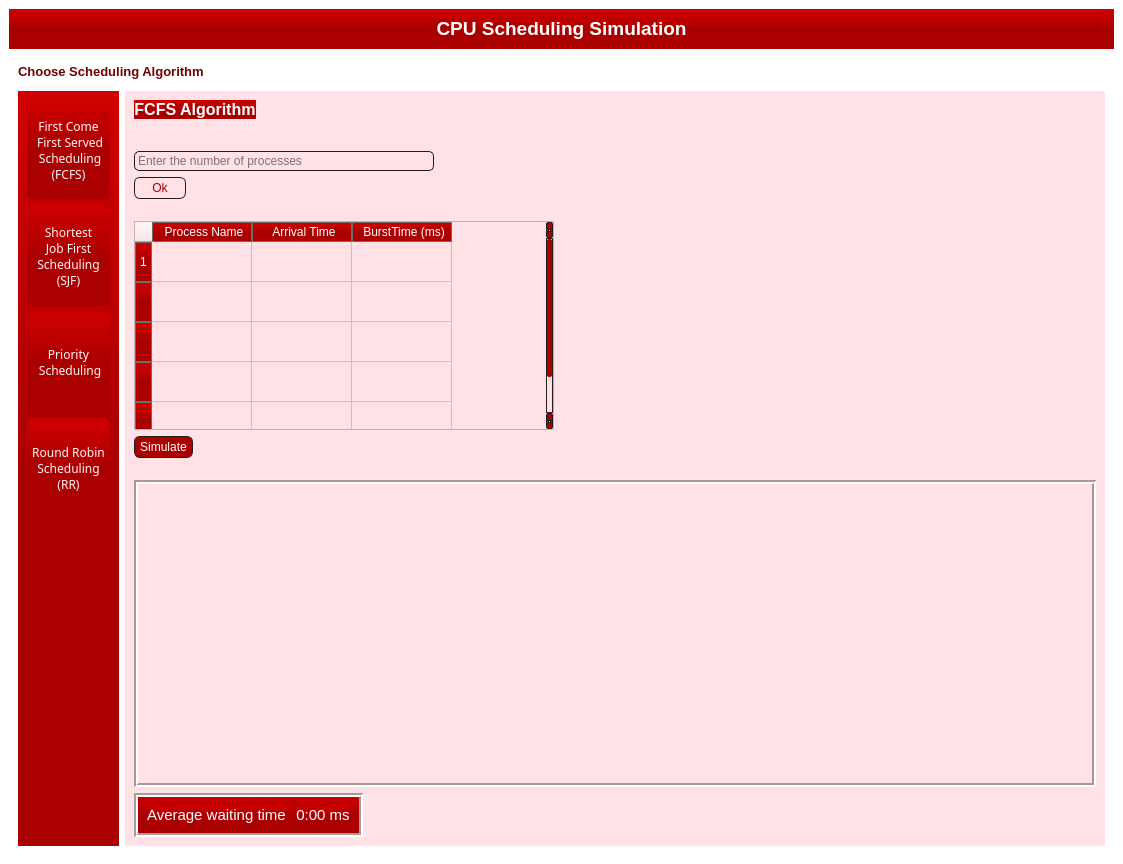
The window that CPU_Scheduler.ui (AhmedEsaam/CPU-Scheduler-Using-PyQt) describes before a commit, drawn with Qt 5.
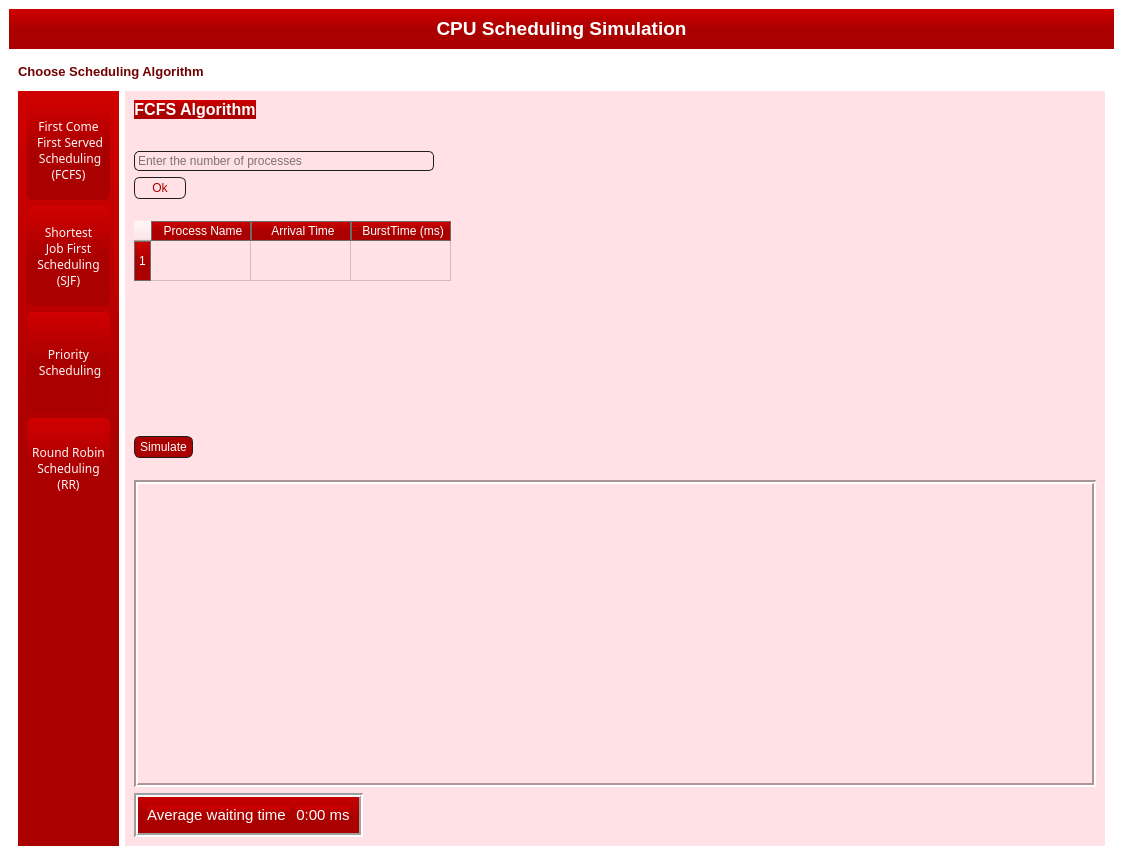
The same window after the commit. Icons and pictures are not drawn.

Patch:
```diff
--- a/CPU_Scheduler.ui
+++ b/CPU_Scheduler.ui
@@ -1111,8 +1111,9 @@
 		font: 75 12pt bold &quot;Perpetua Titling MT&quot;;
 
 	color: rgb(0, 0, 0);
+border:none;
 }
-border:none
+
 </string>
                   </property>
                   <property name="editTriggers">
@@ -1129,26 +1130,6 @@
                     <string>1</string>
                    </property>
                   </row>
-                  <row>
-                   <property name="text">
-                    <string/>
-                   </property>
-                  </row>
-                  <row>
-                   <property name="text">
-                    <string/>
-                   </property>
-                  </row>
-                  <row>
-                   <property name="text">
-                    <string/>
-                   </property>
-                  </row>
-                  <row>
-                   <property name="text">
-                    <string/>
-                   </property>
-                  </row>
                   <column>
                    <property name="text">
                     <string>Process Name</string>
```
Left out of the diff: 64 changed lines with no effect on the pictures.
